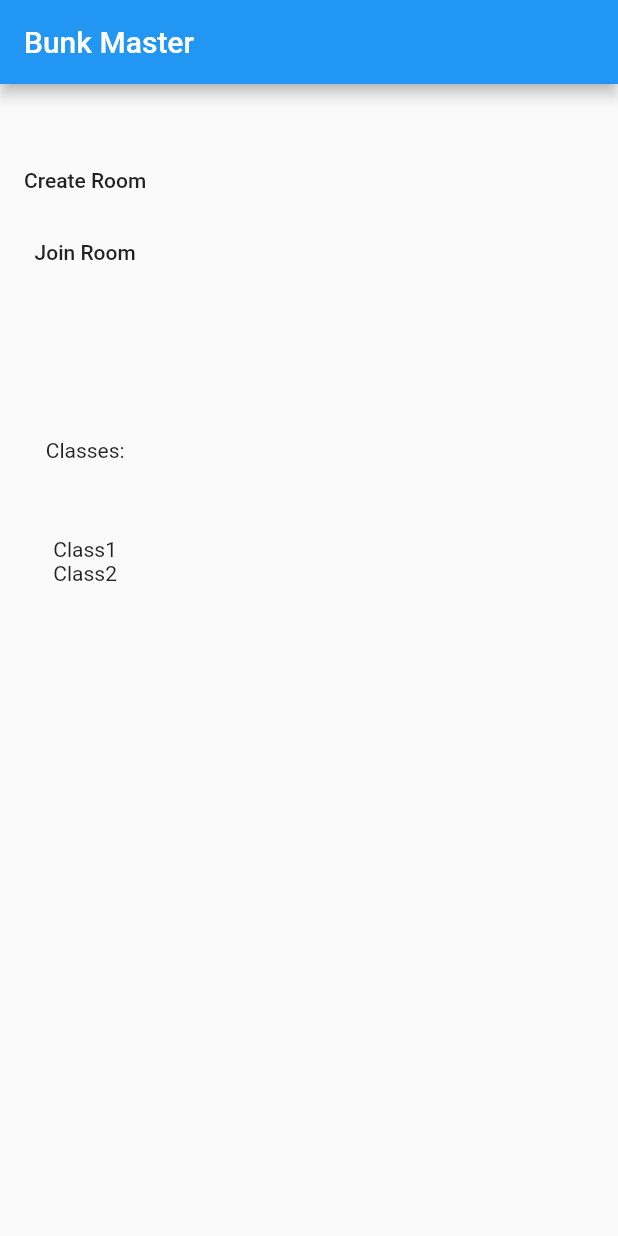
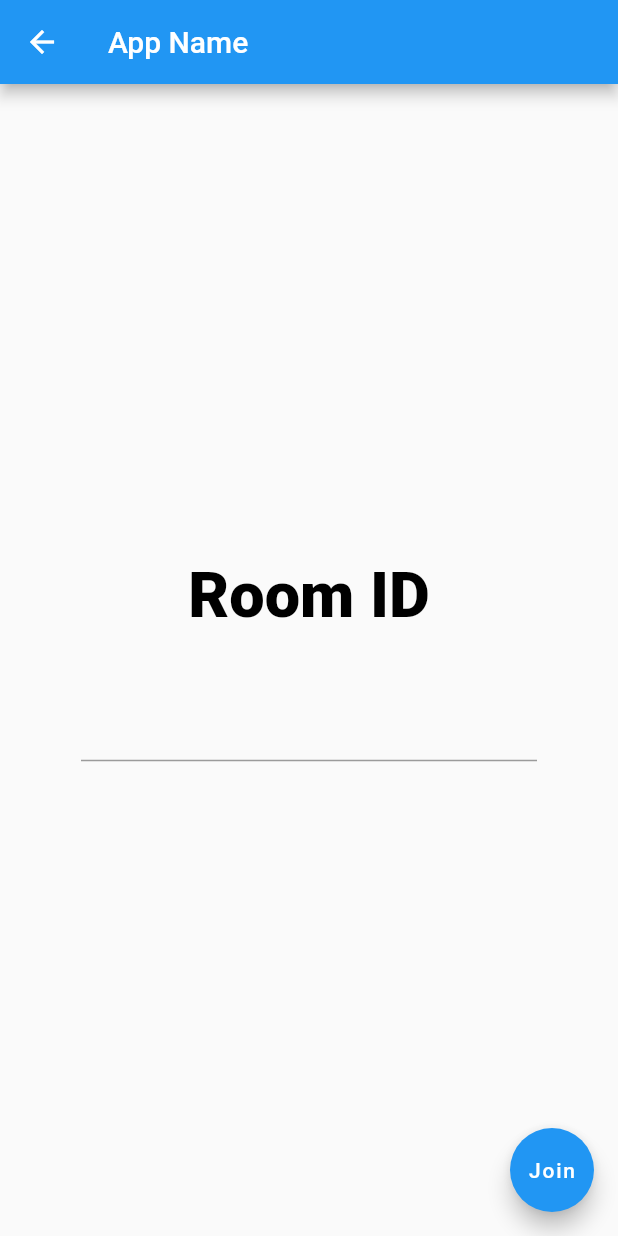
Before and after one commit to Corruption13/Attendance-Companion, a Flutter app: the screen it shows after launch, after a tap on "Join Room", on a phone screen of 412 x 824 dp. Run offline on Flutter 3.47's test engine with Material 2 defaults, Android fonts, the light colour scheme and no system bars.

Commit message:
Pls fix slug

```diff
--- a/Flutter/bunk_mate/lib/home.dart
+++ b/Flutter/bunk_mate/lib/home.dart
@@ -1,42 +1,98 @@
 import 'package:flutter/material.dart';
+//import 'dart:async';
 
 
-class Home extends StatelessWidget {
+
+
+
+class Home extends StatefulWidget {
+  Home({Key key}) : super(key: key);
+  @override
+  _HomeState createState() =>  _HomeState();
+}
+
+class _HomeState extends State<Home> {
   @override
   Widget build(BuildContext context) {
-    return Scaffold(
-      appBar: AppBar(title: Text("Bunk Master"),),
-      body: Container(
-        child: Column(
-          children: <Widget>[
-            Column(
-              crossAxisAlignment: CrossAxisAlignment.center,
+    return  Scaffold(
+
+      body:
+      Container(
+
+        child:
+        Padding(
+          padding: const EdgeInsets.fromLTRB(20, 120, 20, 20),
+          child: Column(
+              mainAxisAlignment: MainAxisAlignment.start,
+              mainAxisSize: MainAxisSize.max,
+              crossAxisAlignment: CrossAxisAlignment.start,
               children: <Widget>[
-                SizedBox(height: 40,),
-                MaterialButton(
+                Row(
+                    mainAxisAlignment: MainAxisAlignment.start,
+                    mainAxisSize: MainAxisSize.max,
+                    crossAxisAlignment: CrossAxisAlignment.center,
+                    children: <Widget>[
+                      Icon(
+                          Icons.whatshot,
+                          color: const Color(0xFF000000),
+                          size: 48.0),
+                      SizedBox(width: 24,),
+                      Text(
+                        "Bunk Mate",
+                        style:  TextStyle(fontSize:44.0,
+                            color: const Color(0xFF000000),
+                            fontWeight: FontWeight.w200,
+                            fontFamily: "Roboto"),
+                      ),
+
+                      Padding(
+                        padding: const EdgeInsets.all(24.0),
+                      )
+                    ]
+
+                ),
+                SizedBox(height: 20,),
+                Divider(),
+                SizedBox(height: 20,),
+                RaisedButton(
                   onPressed: () => Navigator.pushNamed(context, "createRoom"),
-                  child: Text("Create Room"),
+                  child: Text(
+                    "Create Room",
+                    style: TextStyle(fontSize: 23),
+                  ),
+                  color: Colors.amberAccent,
                 ),
-                MaterialButton(
-                  onPressed: () => print("Boop"),
-                  child: Text("Join Room"),
+                SizedBox(height: 10,),
+                RaisedButton(
+                  onPressed: () => Navigator.pushNamed(context, "joinRoom"),
+                  child: Text(
+                      "Join Room",
+                      style: TextStyle(fontSize: 23),
+                    ),
+                  color: Colors.lightBlue[100],
+
                 ),
-              ],
-            ),
-            SizedBox(height: 100,),
-            Container(
-                child: Column(
-                  children: <Widget>[
-                    Text("Classes:"),
-                    SizedBox(height: 50,),
-                    Text("Class1"),
-                    Text("Class2"),
-                  ],
-                )
-            ),
-          ],
+                SizedBox(height: 35,),
+                RaisedButton(
+                  onPressed: () => Navigator.pushNamed(context, "myRooms"),
+                  child: Text(
+                      "My Rooms",
+                      style: TextStyle(fontSize: 23),
+                  ),
+                  color: Colors.greenAccent,
+                ),
+
+              ]
+
+          ),
         ),
+
+        padding: const EdgeInsets.all(30.0),
+        alignment: Alignment.center,
       ),
+
     );
   }
+  void fabPressed() {}
+
 }
--- /dev/null
+++ b/Flutter/bunk_mate/lib/joinRoom.dart
@@ -0,0 +1,82 @@
+import 'package:flutter/material.dart';
+import 'API.dart';
+
+
+class JoinRoom extends StatefulWidget {
+  JoinRoom({Key key}) : super(key: key);
+  @override
+  _JoinRoomState createState() => new _JoinRoomState();
+}
+
+class _JoinRoomState extends State<JoinRoom> {
+
+  String _code;
+
+  final GlobalKey<FormState>  _formKey = GlobalKey<FormState>();
+
+  @override
+  Widget build(BuildContext context) {
+    return new Scaffold(
+      appBar: new AppBar(
+        title: new Text('App Name'),
+      ),
+      body:
+      new Container(
+        child:
+        new Center(
+          child:
+          new Column(
+              mainAxisAlignment: MainAxisAlignment.center,
+              mainAxisSize: MainAxisSize.max,
+              crossAxisAlignment: CrossAxisAlignment.center,
+              children: <Widget>[
+                new Padding(
+                  child:
+                  new Text(
+
+                    "Room ID",
+                    style: new TextStyle(fontSize:42.0,
+                        color: const Color(0xFF000000),
+                        fontWeight: FontWeight.w900,
+                        fontFamily: "Roboto"),
+                  ),
+
+                  padding: const EdgeInsets.fromLTRB(24.0, 24.0, 24.0, 3.0),
+                ),
+
+                new Padding(
+                  child:
+                  new TextField(
+                    textAlign: TextAlign.center,
+                    style: new TextStyle(fontSize:42.0,
+                        color: const Color(0xFF000000),
+                        fontWeight: FontWeight.w300,
+                        fontFamily: "Roboto"),
+                  ),
+
+                  padding: const EdgeInsets.fromLTRB(24.0, 10.0, 24.0, 24.0),
+                )
+              ]
+
+          ),
+
+        ),
+
+        padding: const EdgeInsets.all(30.0),
+        alignment: Alignment.center,
+      ),
+
+      floatingActionButton: new FloatingActionButton(
+          child: Text("Join"),
+          onPressed: (){
+            if(!_formKey.currentState.validate()){
+              return;
+            }
+            _formKey.currentState.save();
+            joinRoom(_code, "user");
+          },),
+    );
+  }
+  void fabPressed() {}
+
+}
--- a/Flutter/bunk_mate/lib/main.dart
+++ b/Flutter/bunk_mate/lib/main.dart
@@ -1,6 +1,9 @@
 import 'package:flutter/material.dart';
 import 'home.dart';
 import 'createRoom.dart';
+import 'joinRoom.dart';
+import 'myRooms.dart';
+import 'roomCreated.dart';
 
 void main() {
   runApp(MyApp());
@@ -22,7 +25,14 @@ class MyApp extends StatelessWidget {
       routes: {
         "home": (context) => Home(),
         "createRoom": (context) => CreateRoomForm(),
+        "joinRoom": (context) => JoinRoom(),
+        "myRooms": (context) => MyRooms(),
+        "created": (context) => RoomID(),
       },
     );
   }
 }
+
+
+
+// Refer to API.dart for debug details.
```
Also changed, not shown: Flutter/bunk_mate/lib/API.dart (added, +57 -0 lines), Flutter/bunk_mate/lib/createRoom.dart (+54 -34 lines), Flutter/bunk_mate/lib/myRooms.dart (added, +66 -0 lines), Flutter/bunk_mate/lib/roomCreated.dart (added, +96 -0 lines), 2 other files.
